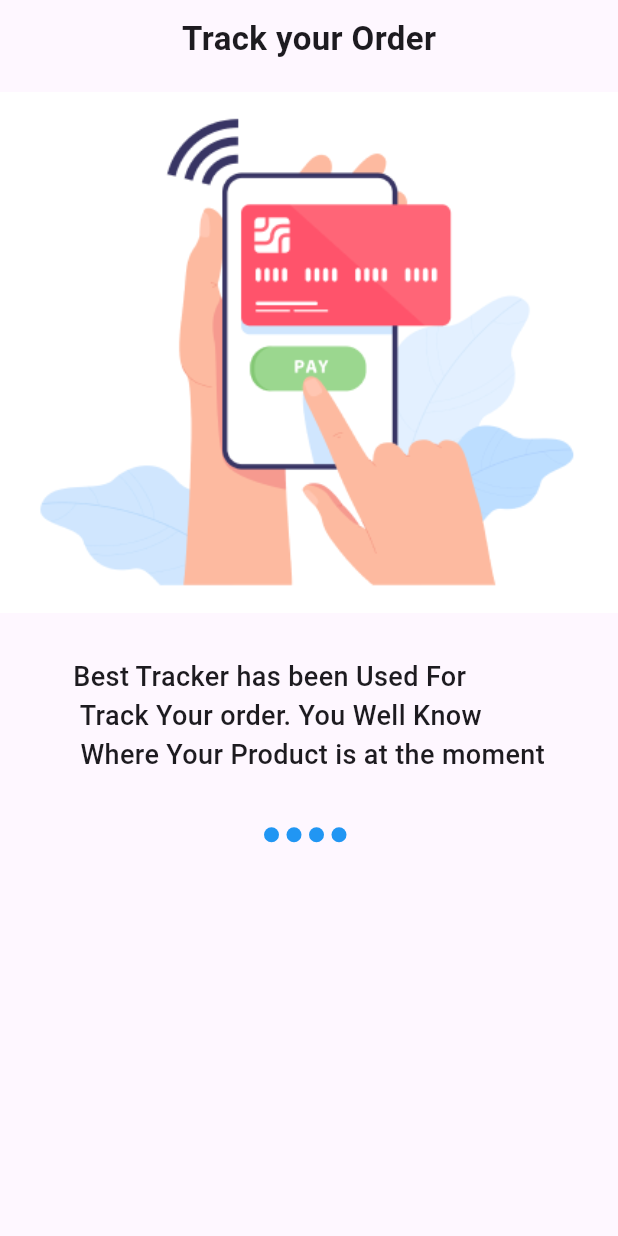
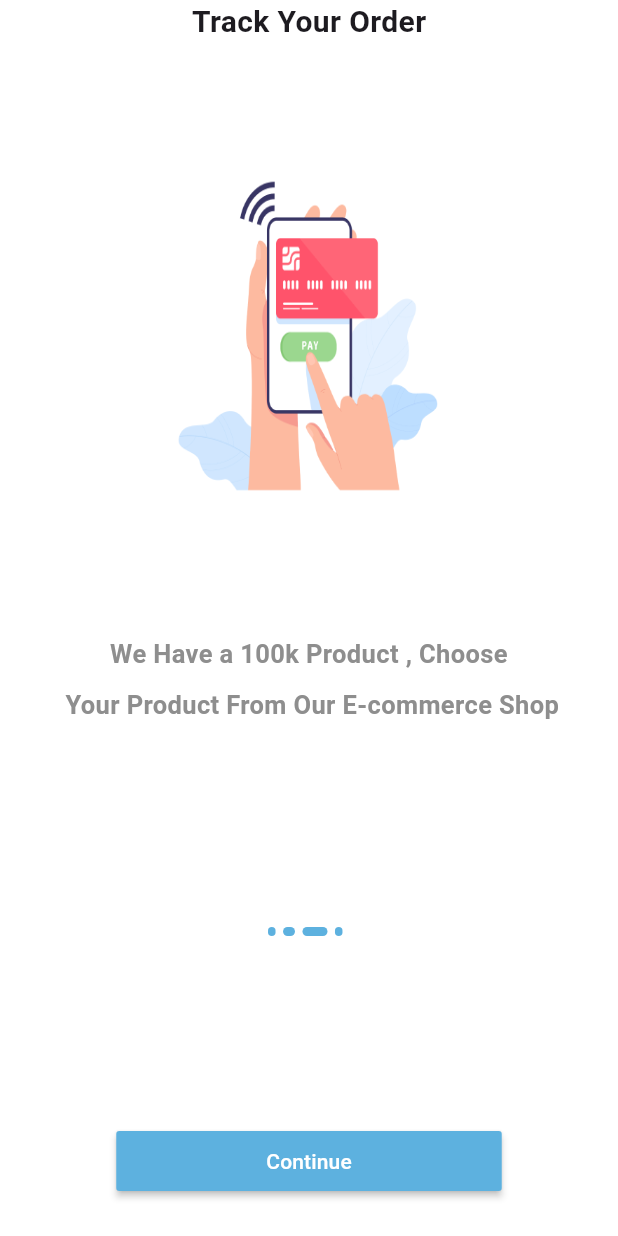
Before and after one commit to AbdelrahmanFarag111/E-commerce, a Flutter app: the screen it shows after launch, swiped to page 3, on a phone screen of 412 x 824 dp. Run offline on Flutter 3.47's test engine with Material 3 defaults, Android fonts, the phone set to English and light mode, and no system bars; our stand-ins replace firebase_core, get; accounts and stored records are empty; Roboto replaces fonts that are missing (InknutAntiqua).

Commit message:
finish ON Boarding pages

```diff
--- /dev/null
+++ b/lib/controller/onboarding_controller.dart
@@ -0,0 +1,40 @@
+import 'package:flutter/cupertino.dart';
+import 'package:get/get.dart';
+
+import '../core/constant/routes.dart';
+import '../data/datasource/static/static.dart';
+
+abstract class OnBoardingController extends GetxController {
+  next();
+  onPageChanged(int index);
+}
+
+class OnBoardingControllerImp extends OnBoardingController {
+  late PageController pageController;
+
+  int currentPage = 0;
+
+  @override
+  next() {
+    currentPage++;
+
+    if (currentPage > onBoardingList.length - 1) {
+       Get.offAllNamed(AppRoute.login) ;
+    } else {
+      pageController.animateToPage(currentPage,
+          duration: const Duration(milliseconds: 900), curve: Curves.easeInOut);
+    }
+  }
+
+  @override
+  onPageChanged(int index) {
+    currentPage = index;
+    update();
+  }
+
+  @override
+  void onInit() {
+    pageController = PageController();
+    super.onInit();
+  }
+}
--- /dev/null
+++ b/lib/core/constant/color.dart
@@ -0,0 +1,6 @@
+import 'package:flutter/material.dart';
+
+class AppColor {
+  static const Color grey = Color(0xff8e8e8e);
+  static const Color primaryColor = Color(0xff5DB1DF);
+}
--- /dev/null
+++ b/lib/core/constant/imgaeasset.dart
@@ -0,0 +1,10 @@
+class AppImageAsset {
+
+  static const String rootImages = "assets/images" ;
+
+  static const String onBoardingImageOne    = "$rootImages/OnBoarding_four.png" ;
+  static const String onBoardingImageTwo    = "$rootImages/OnBoarding_two.png" ;
+  static const String onBoardingImageThree  = "$rootImages/OnBoarding_three.png" ;
+  static const String onBoardingImageFour   = "$rootImages/OnBoarding_one.png" ;
+
+}
--- /dev/null
+++ b/lib/core/constant/routes.dart
@@ -0,0 +1,3 @@
+class AppRoute {
+  static const String login = "/login" ;
+}
--- a/lib/data/data source/static/image.dart
+++ /dev/null
@@ -1,10 +0,0 @@
-class ImageAssets {
-  static const String rootImages="assets/images";
-  static const String OnBoardingOne= "$rootImages/OnBoarding_four.png";
-  static const String OnBoardingTwo= "$rootImages/OnBoarding_two.png";
-  static const String OnBoardingThree= "$rootImages/OnBoarding_three.png";
-  static const String OnBoardingFour= "$rootImages/OnBoarding_one.png";
-
-
-
-}
--- a/lib/data/data source/static/static.dart
+++ /dev/null
@@ -1,23 +0,0 @@
-import 'package:commerce/data/data%20source/static/image.dart';
-
-import '../../model/OnBoardingmodel.dart';
-
-List<OnBoardingModel> onBoardingList=
-    [
-      OnBoardingModel(title : "Choose Product",
-        body: "we have a 100k+ products.\nchoose your products from \n our E-commerce Shop",
-        image: ImageAssets.OnBoardingOne
-      ),
-      OnBoardingModel(title : "Easy & Safe payment",
-          body: "Easy Checkout & Safe payment\n method.Trusted by our customers from \nall over the world ",
-          image: ImageAssets.OnBoardingTwo
-      ),
-      OnBoardingModel(title : "Track your Order",
-          body: "Best Tracker has been Used For \n Track Your order. You Well Know \n Where Your Product is at the moment",
-          image: ImageAssets.OnBoardingThree
-      ),
-      OnBoardingModel(title : "Fast Delivery",
-          body: "Reliable And Fast Delivery. \n We Deliver Your Product \n the fastest way possible",
-          image: ImageAssets.OnBoardingFour
-      )
-    ];
--- /dev/null
+++ b/lib/data/datasource/static/static.dart
@@ -0,0 +1,26 @@
+
+import '../../../core/constant/imgaeasset.dart';
+import '../../model/onboardingmodel.dart';
+
+List<OnBoardingModel> onBoardingList = [
+  OnBoardingModel(
+      title: "Choose Product",
+      body:
+          "We Have a 100k Product , Choose \n Your Product From  Our \n E-commerce Shop",
+      image: AppImageAsset.onBoardingImageOne),
+  OnBoardingModel(
+      title: "Easy And Safe Paymnet",
+      body:
+          "We Have a 100k Product , Choose \n Your Product From Our E-commerce Shop",
+      image: AppImageAsset.onBoardingImageTwo),
+  OnBoardingModel(
+      title: "Track Your Order",
+      body:
+          "We Have a 100k Product , Choose \n Your Product From Our E-commerce Shop",
+      image: AppImageAsset.onBoardingImageThree),
+  OnBoardingModel(
+      title: "Fast Delivery",
+      body:
+          "We Have a 100k Product , Choose \n Your Product From Our E-commerce Shop",
+      image: AppImageAsset.onBoardingImageFour),
+];
--- a/lib/data/model/OnBoardingmodel.dart
+++ /dev/null
@@ -1,6 +0,0 @@
-class OnBoardingModel{
-  String? title;
-  String? image;
-  String? body;
-  OnBoardingModel({this.title,this.image,this.body});
-}
--- /dev/null
+++ b/lib/data/model/onboardingmodel.dart
@@ -0,0 +1,6 @@
+class OnBoardingModel {
+  final String? title;
+  final String? image;
+  final String? body;
+  OnBoardingModel({this.body, this.title, this.image});
+}
--- a/lib/main.dart
+++ b/lib/main.dart
@@ -1,7 +1,8 @@
+import 'package:commerce/routes.dart';
+import 'package:commerce/view/screen/onboarding.dart';
 import 'package:flutter/material.dart';
 import 'package:get/get_navigation/get_navigation.dart';
 
-import 'view/screen/OnBoarding.dart';
 
 void main() {
   runApp(const MyApp());
@@ -16,6 +17,7 @@ class MyApp extends StatelessWidget {
     return GetMaterialApp(
       debugShowCheckedModeBanner: false,
       home: OnBoarding(),
+      routes:routes ,
     );
   }
 }
--- /dev/null
+++ b/lib/routes.dart
@@ -0,0 +1,9 @@
+
+import 'package:commerce/view/screen/auth/login.dart';
+import 'package:flutter/material.dart';
+
+import 'core/constant/routes.dart';
+
+Map<String, Widget Function(BuildContext)> routes = {
+  AppRoute.login: (context) => const Login()
+};
--- a/lib/view/screen/OnBoarding.dart
+++ /dev/null
@@ -1,41 +0,0 @@
-import 'package:commerce/data/data%20source/static/static.dart';
-import 'package:flutter/material.dart';
-
-class OnBoarding extends StatelessWidget {
-
-  @override
-  Widget build(BuildContext context) {
-    return Scaffold(
-      body: SafeArea(
-        child: PageView.builder(itemBuilder: (context,i)=>Column(
-          children: [
-            SizedBox(height: 10,),
-            Text(onBoardingList[i].title!,style: TextStyle(fontSize: 22,fontWeight: FontWeight.bold,),),
-            SizedBox(height: 20,),
-            Image.asset(onBoardingList[i].image!),
-            SizedBox(height: 30,),
-            Text(onBoardingList[i].body!,style: TextStyle(fontSize: 18,
-                fontWeight: FontWeight.w500,fontFamily:'InknutAntiqua' )),
-            SizedBox(height: 35,),
-            Row(
-              mainAxisAlignment: MainAxisAlignment.center,
-              children: [
-                ...List.generate(onBoardingList.length, (index) => AnimatedContainer(
-                  margin: const EdgeInsets.only(right: 5),
-                  duration: const Duration(milliseconds: 100),
-                width: 10,
-                height: 10,
-                decoration: BoxDecoration(
-                  color: Colors.blue,
-                  borderRadius: BorderRadius.circular(10)
-                ),)
-                )
-              ],
-            )
-          ],
-        ),
-        itemCount: onBoardingList.length,),
-      ),
-    );
-  }
-}
--- /dev/null
+++ b/lib/view/screen/auth/login.dart
@@ -0,0 +1,15 @@
+import 'package:flutter/material.dart';
+
+class Login extends StatelessWidget {
+  const Login({Key? key}) : super(key: key);
+
+  @override
+  Widget build(BuildContext context) {
+    return  Scaffold(
+      appBar: AppBar(
+        title: const Text('Title'),
+      ),
+      body: Container(child: Text("Login")),
+    );
+  }
+}
--- /dev/null
+++ b/lib/view/screen/onboarding.dart
@@ -0,0 +1,36 @@
+
+import 'package:flutter/material.dart';
+import 'package:get/get.dart';
+
+import '../../controller/onboarding_controller.dart';
+import '../widget/onboarding/custombutton.dart';
+import '../widget/onboarding/customslider.dart';
+import '../widget/onboarding/dotcontroller.dart';
+
+class OnBoarding extends StatelessWidget {
+  const OnBoarding({Key? key}) : super(key: key);
+
+  @override
+  Widget build(BuildContext context) {
+    Get.put(OnBoardingControllerImp()) ;
+    return Scaffold(
+        backgroundColor: Colors.white,
+        body: SafeArea(
+          child: Column(children: [
+            const Expanded(
+              flex: 3,
+              child: CustomSliderOnBoarding(),
+            ),
+            Expanded(
+                flex: 1,
+                child: Column(
+                  children: const [
+                    CustomDotControllerOnBoarding(),
+                    Spacer(flex: 2),
+                    CustomButtonOnBoarding()
+                  ],
+                ))
+          ]),
+        ));
+  }
+}
--- /dev/null
+++ b/lib/view/widget/onboarding/custombutton.dart
@@ -0,0 +1,24 @@
+import 'package:flutter/material.dart';
+import 'package:get/get.dart';
+
+import '../../../controller/onboarding_controller.dart';
+import '../../../core/constant/color.dart';
+
+class CustomButtonOnBoarding extends GetView<OnBoardingControllerImp> {
+  const CustomButtonOnBoarding({Key? key}) : super(key: key);
+  @override
+  Widget build(BuildContext context) {
+    return Container(
+      margin: const EdgeInsets.only(bottom: 30),
+      height: 40,
+      child: MaterialButton(
+          padding: const EdgeInsets.symmetric(horizontal: 100, vertical: 0),
+          textColor: Colors.white,
+          onPressed: () {
+            controller.next() ;
+          },
+          color: AppColor.primaryColor,
+          child: const Text("Continue")),
+    );
+  }
+}
--- /dev/null
+++ b/lib/view/widget/onboarding/customslider.dart
@@ -0,0 +1,48 @@
+
+import 'package:commerce/data/datasource/static/static.dart';
+import 'package:flutter/material.dart';
+import 'package:get/get.dart';
+
+import '../../../controller/onboarding_controller.dart';
+import '../../../core/constant/color.dart';
+
+class CustomSliderOnBoarding extends GetView<OnBoardingControllerImp> {
+  const CustomSliderOnBoarding({Key? key}) : super(key: key);
+
+  @override
+  Widget build(BuildContext context) {
+    return PageView.builder(
+      controller: controller.pageController,
+      onPageChanged: (val){
+        controller.onPageChanged(val) ;
+      },
+        itemCount: onBoardingList.length,
+        itemBuilder: (context, i) => Column(
+              children: [
+                Text(onBoardingList[i].title!,
+                    style: const TextStyle(
+                        fontWeight: FontWeight.bold, fontSize: 20)),
+                const SizedBox(height: 80),
+                Image.asset(
+                  onBoardingList[i].image!,
+                  width: 200,
+                  height: 230,
+                  fit: BoxFit.fill,
+                ),
+                const SizedBox(height: 80),
+                Container(
+                    width: double.infinity,
+                    alignment: Alignment.center,
+                    child: Text(
+                      onBoardingList[i].body!,
+                      textAlign: TextAlign.center,
+                      style: const TextStyle(
+                          height: 2,
+                          color: AppColor.grey,
+                          fontWeight: FontWeight.bold,
+                          fontSize: 17),
+                    )),
+              ],
+            ));
+  }
+}
--- /dev/null
+++ b/lib/view/widget/onboarding/dotcontroller.dart
@@ -0,0 +1,32 @@
+
+import 'package:flutter/material.dart';
+import 'package:get/get.dart';
+
+import '../../../controller/onboarding_controller.dart';
+import '../../../core/constant/color.dart';
+import '../../../data/datasource/static/static.dart';
+
+class CustomDotControllerOnBoarding extends StatelessWidget {
+  const CustomDotControllerOnBoarding({Key? key}) : super(key: key);
+
+  @override
+  Widget build(BuildContext context) {
+    return GetBuilder<OnBoardingControllerImp>(
+        builder: (controller) => Row(
+              mainAxisAlignment: MainAxisAlignment.center,
+              children: [
+                ...List.generate(
+                    onBoardingList.length,
+                    (index) => AnimatedContainer(
+                          margin: const EdgeInsets.only(right: 5),
+                          duration: const Duration(milliseconds: 900),
+                          width: controller.currentPage == index ? 20 : 5,
+                          height: 6,
+                          decoration: BoxDecoration(
+                              color: AppColor.primaryColor,
+                              borderRadius: BorderRadius.circular(10)),
+                        ))
+              ],
+            ));
+  }
+}
```
